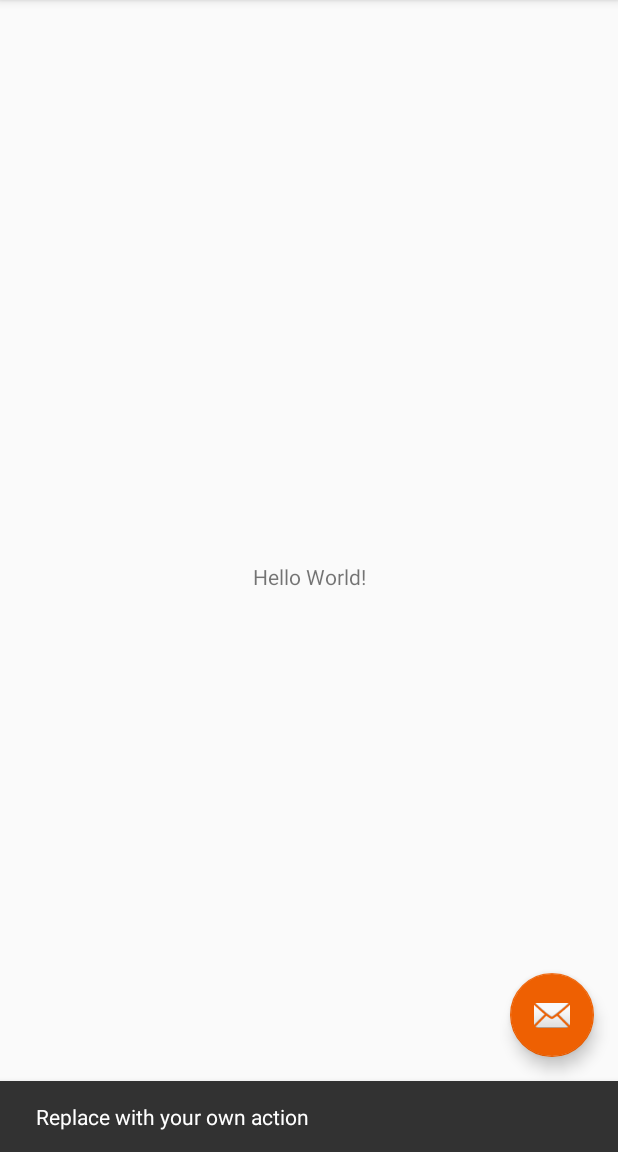
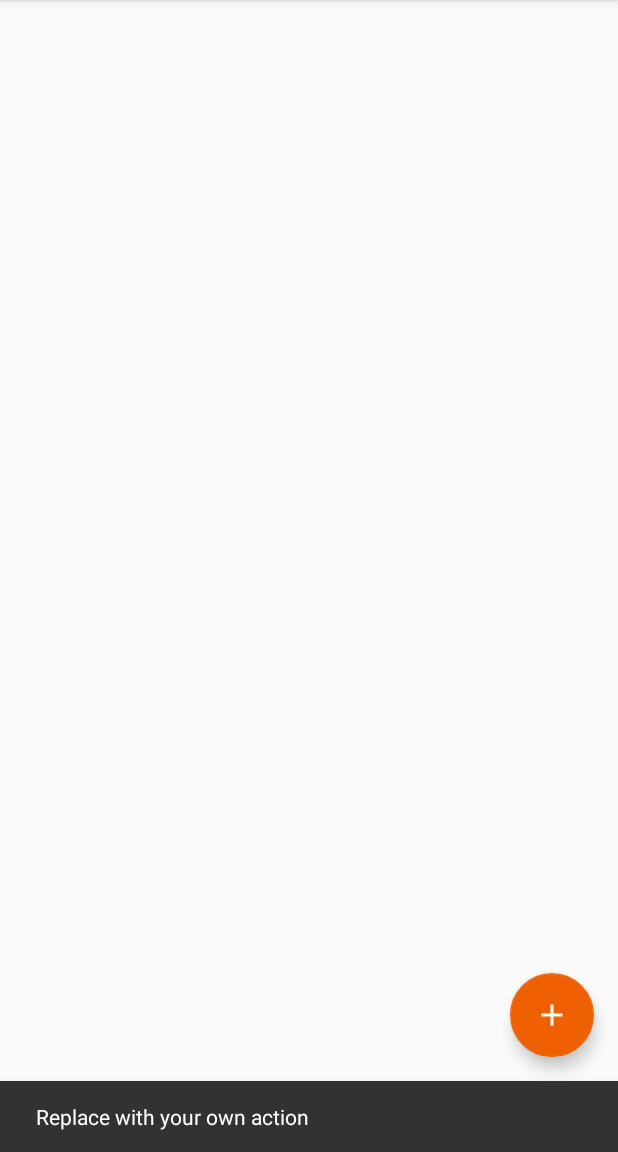
Before and after one commit to shoheih/SimpleTodo, an Android app: the screen it shows after launch (MainActivity), after a tap on an icon or button, on a phone screen of 412 x 824 dp, the part 84-1236 px from its top. Run offline under Robolectric (Android 15) with nearby library versions, the phone set to English and light mode, and no system bars; libraries missing offline, so code that uses them is left out: io.realm; 1 statement that could not run was skipped.

Commit message:
create activity layout

```diff
--- a/app/src/main/res/layout-sw600dp/content_main.xml
+++ b/app/src/main/res/layout-sw600dp/content_main.xml
@@ -8,14 +8,21 @@
         app:layout_behavior="@string/appbar_scrolling_view_behavior"
         tools:showIn="@layout/activity_main"
         tools:context=".MainActivity">
+    <LinearLayout
+            android:orientation="horizontal"
+            android:layout_width="0dp"
+            android:layout_height="0dp" android:id="@+id/linearLayout" app:layout_constraintEnd_toEndOf="parent"
+            app:layout_constraintTop_toTopOf="parent" app:layout_constraintStart_toStartOf="parent"
+            app:layout_constraintBottom_toBottomOf="parent">
+        <FrameLayout
+                android:layout_width="0dp"
+                android:layout_height="match_parent" android:id="@+id/container_master" android:layout_weight="1">
 
-    <TextView
-            android:layout_width="wrap_content"
-            android:layout_height="wrap_content"
-            android:text="Hello World!"
-            app:layout_constraintBottom_toBottomOf="parent"
-            app:layout_constraintLeft_toLeftOf="parent"
-            app:layout_constraintRight_toRightOf="parent"
-            app:layout_constraintTop_toTopOf="parent"/>
+        </FrameLayout>
+        <FrameLayout
+                android:layout_width="0dp"
+                android:layout_height="match_parent" android:id="@+id/container_detail" android:layout_weight="2">
 
+        </FrameLayout>
+    </LinearLayout>
 </android.support.constraint.ConstraintLayout>
--- a/app/src/main/res/layout/activity_main.xml
+++ b/app/src/main/res/layout/activity_main.xml
@@ -29,6 +29,6 @@
             android:layout_height="wrap_content"
             android:layout_gravity="bottom|end"
             android:layout_margin="@dimen/fab_margin"
-            app:srcCompat="@android:drawable/ic_dialog_email"/>
+            app:srcCompat="@drawable/ic_add_black_24dp"/>
 
 </android.support.design.widget.CoordinatorLayout>
--- a/app/src/main/res/layout/content_main.xml
+++ b/app/src/main/res/layout/content_main.xml
@@ -8,14 +8,11 @@
         app:layout_behavior="@string/appbar_scrolling_view_behavior"
         tools:showIn="@layout/activity_main"
         tools:context=".MainActivity">
+    <FrameLayout
+            android:layout_width="0dp"
+            android:layout_height="0dp" android:id="@+id/container_master" app:layout_constraintEnd_toEndOf="parent"
+            app:layout_constraintTop_toTopOf="parent" app:layout_constraintStart_toStartOf="parent"
+            app:layout_constraintBottom_toBottomOf="parent">
 
-    <TextView
-            android:layout_width="wrap_content"
-            android:layout_height="wrap_content"
-            android:text="Hello World!"
-            app:layout_constraintBottom_toBottomOf="parent"
-            app:layout_constraintLeft_toLeftOf="parent"
-            app:layout_constraintRight_toRightOf="parent"
-            app:layout_constraintTop_toTopOf="parent"/>
-
+    </FrameLayout>
 </android.support.constraint.ConstraintLayout>
```
Also changed, not shown: app/src/main/res/layout/activity_detail.xml (+0 -8 lines), app/src/main/res/layout/activity_edit.xml (+0 -8 lines), app/src/main/res/layout/content_detail.xml (+7 -0 lines), app/src/main/res/layout/content_edit.xml (+7 -0 lines).
